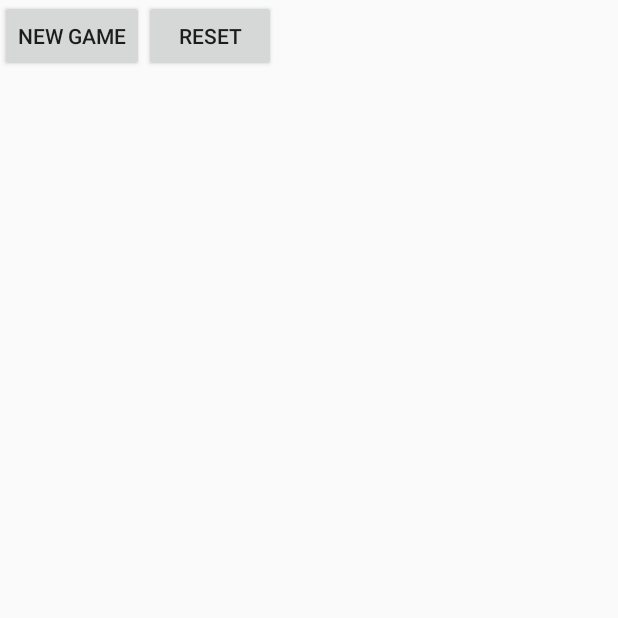
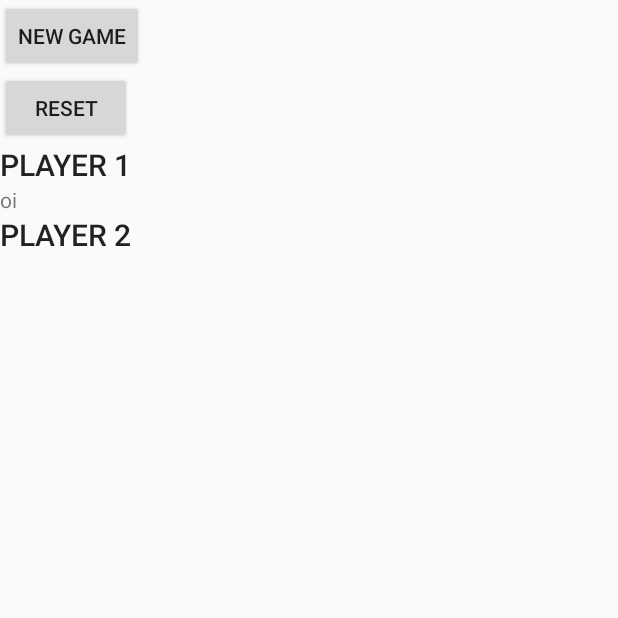
Before and after one commit to silvioantonio/po-ken-go, an Android app: the screen it shows after launch (MainActivity), on a phone screen of 412 x 824 dp, the top half of it. Run offline under Robolectric (Android 15) with nearby library versions, the phone set to English and light mode, and no system bars.

Commit message:
Criaçao de sistema para pontuaçao

```diff
--- a/app/src/main/java/com/silvio/pokengo/MainActivity.java
+++ b/app/src/main/java/com/silvio/pokengo/MainActivity.java
@@ -3,22 +3,38 @@ package com.silvio.pokengo;
 import androidx.appcompat.app.AppCompatActivity;
 
 import android.content.Intent;
+import android.content.SharedPreferences;
 import android.media.MediaPlayer;
 import android.os.Bundle;
 import android.view.View;
 import android.widget.Button;
+import android.widget.TextView;
 
 public class MainActivity extends AppCompatActivity {
 
     private Button novo_jogo, resetar_jogo;
     private Intent intent;
     private MediaPlayer mediaPlayer;
+    private SharedPreferences sharedPreferences;
+    private TextView player1, player2;
     private String score;
 
     @Override
     protected void onCreate(Bundle savedInstanceState) {
         super.onCreate(savedInstanceState);
         setContentView(R.layout.activity_main);
+
+        player1 = findViewById(R.id.player1);
+        player2 = findViewById(R.id.player2);
+
+        sharedPreferences = getSharedPreferences("score", MODE_PRIVATE);
+
+        if(sharedPreferences.contains("player1")){
+            player1.setText(sharedPreferences.getString("player1", player1.getText().toString()));
+        }
+        if(sharedPreferences.contains("player2")){
+            player2.setText(sharedPreferences.getString("player2", null));
+        }
 
         int maxVolume = 100;
         int currentVolume = 30;
@@ -53,7 +69,11 @@ public class MainActivity extends AppCompatActivity {
         resetar_jogo.setOnClickListener(new View.OnClickListener() {
             @Override
             public void onClick(View v) {
-
+                SharedPreferences.Editor editor = sharedPreferences.edit();
+                editor.clear();
+                editor.commit();
+                player1.setText("");
+                player2.setText("");
             }
         });
 
--- a/app/src/main/res/layout/activity_main.xml
+++ b/app/src/main/res/layout/activity_main.xml
@@ -5,6 +5,7 @@
     xmlns:tools="http://schemas.android.com/tools"
     android:layout_width="match_parent"
     android:layout_height="match_parent"
+    android:orientation="vertical"
     tools:context=".MainActivity">
 
     <Button
@@ -19,4 +20,25 @@
         android:id="@+id/resetar_jogo"
         android:text="Reset"/>
 
+    <TextView
+        android:layout_width="match_parent"
+        android:layout_height="wrap_content"
+        android:text="PLAYER 1"
+        android:textAppearance="@style/TextAppearance.AppCompat.Title"/>
+    <TextView
+        android:layout_width="match_parent"
+        android:layout_height="wrap_content"
+        android:text="oi"
+        android:id="@+id/player1"/>
+
+    <TextView
+        android:layout_width="match_parent"
+        android:layout_height="wrap_content"
+        android:text="PLAYER 2"
+        android:textAppearance="@style/TextAppearance.AppCompat.Title"/>
+    <TextView
+        android:layout_width="match_parent"
+        android:layout_height="wrap_content"
+        android:id="@+id/player2"/>
+
 </LinearLayout>
```
Also changed, not shown: app/src/main/java/com/silvio/pokengo/Main2Activity.java (+25 -9 lines).
